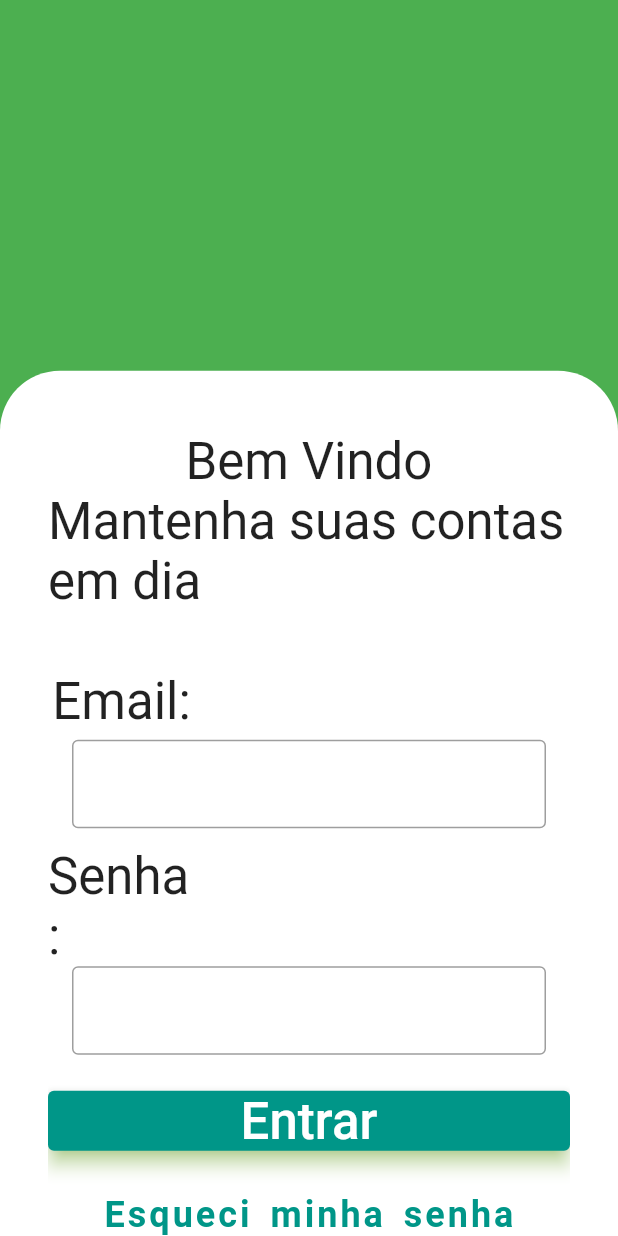
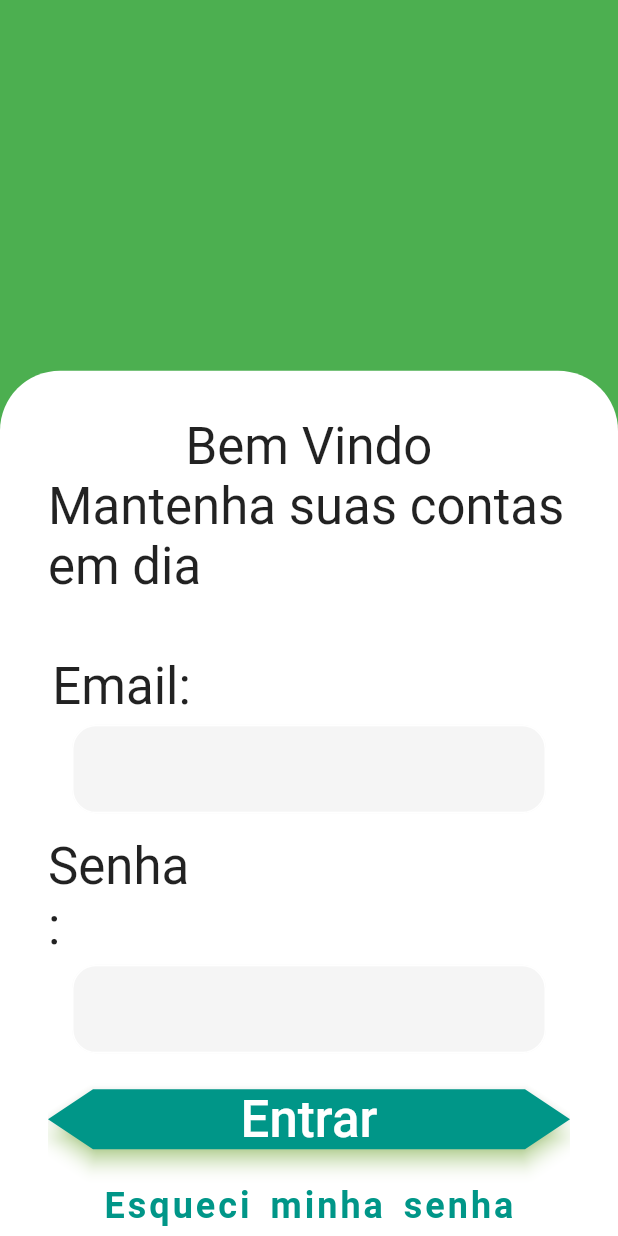
Before and after one commit to CadisRaziel/zero_to_hero_app_financas, a Flutter app: the screen it shows after launch, on a phone screen of 412 x 824 dp. Run offline on Flutter 3.47's test engine with Material 2 defaults, Android fonts, the phone set to English and light mode, and no system bars; our stand-ins replace google_fonts.

Commit message:
melhorando layout da tela de login

```diff
--- a/lib/modules/login/login_page.dart
+++ b/lib/modules/login/login_page.dart
@@ -1,5 +1,11 @@
+import 'dart:convert';
+
 import 'package:flutter/material.dart';
+import 'package:zero_to_hero/modules/login/widgets/button_elevated_widget.dart';
 import 'package:zero_to_hero/shared/theme/app_text_Style.dart';
+
+import 'widgets/button_text_widget.dart';
+import 'widgets/input_text_widget.dart';
 
 class LoginPage extends StatefulWidget {
   const LoginPage({Key? key}) : super(key: key);
@@ -31,7 +37,7 @@ class _LoginPageState extends State<LoginPage> {
                       topLeft: Radius.circular(40),
                       topRight: Radius.circular(40))),
               child: Padding(
-                padding: const EdgeInsets.only(top: 40, left: 32, right: 32),
+                padding: const EdgeInsets.only(top: 30, left: 32, right: 32),
                 child: SingleChildScrollView(
                   child: Column(
                     children: [
@@ -44,83 +50,26 @@ class _LoginPageState extends State<LoginPage> {
                         style: TextStyles.titleHome,
                       ),
                       SizedBox(height: 40),
-                      Padding(
-                        padding: const EdgeInsets.only(bottom: 6, right: 250),
-                        child: Text(
-                          'Email:',
-                          style: TextStyles.titleHome,
-                        ),
+                      InputTextWidget(
+                        label: 'Email:',
                       ),
-                      Padding(
-                        padding: const EdgeInsets.only(left: 16, right: 16),
-                        child: TextField(
-                          decoration:
-                              InputDecoration(border: OutlineInputBorder()),
-                        ),
+                      SizedBox(
+                        height: 15,
                       ),
-                      Padding(
-                        padding: const EdgeInsets.only(top: 12, right: 250),
-                        child: Text(
-                          'Senha:',
-                          style: TextStyles.titleHome,
-                        ),
+                      InputTextWidget(
+                        label: 'Senha:',
                       ),
-                      Padding(
-                        padding: const EdgeInsets.only(left: 16, right: 16),
-                        child: TextField(
-                          decoration:
-                              InputDecoration(border: OutlineInputBorder()),
-                        ),
+                      ElevatedButtonWidget(
+                        voidCallback: (){},
+                        label: 'Entrar',
                       ),
-                      Padding(
-                        padding: const EdgeInsets.only(top: 20),
-                        child: Row(
-                          children: [
-                            Expanded(
-                              flex: 1,
-                              child: ElevatedButton(
-                                  onPressed: () {},
-                                  style: ElevatedButton.styleFrom(
-                                    primary: Colors.teal,
-                                    onPrimary: Colors.white,
-                                    shadowColor: Colors.lightGreenAccent,
-                                    elevation: 5,
-                                  ),
-                                  child: Text(
-                                    'Entrar',
-                                    style: TextStyles.titleHome,
-                                  )),
-                            ),
-                          ],
-                        ),
+                      ButtonTextWidget(
+                      voidCallback: (){},
+                        label: 'Esqueci minha senha',
                       ),
-                      Padding(
-                        padding: const EdgeInsets.only(top: 15),
-                        child: Row(
-                          crossAxisAlignment: CrossAxisAlignment.center,
-                          mainAxisAlignment: MainAxisAlignment.center,
-                          children: [
-                            TextButton(
-                              onPressed: () {},
-                              child: Text('Esqueci minha senha',
-                                  style: TextStyles.titlebutton),
-                            ),
-                          ],
-                        ),
-                      ),
-                      Padding(
-                        padding: const EdgeInsets.only(top: 5),
-                        child: Row(
-                          crossAxisAlignment: CrossAxisAlignment.center,
-                          mainAxisAlignment: MainAxisAlignment.center,
-                          children: [
-                            TextButton(
-                              onPressed: () {},
-                              child: Text('Criar conta',
-                                  style: TextStyles.titlebutton),
-                            ),
-                          ],
-                        ),
+                      ButtonTextWidget(
+                        voidCallback: (){},
+                        label: 'Criar Conta',
                       ),
                     ],
                   ),
--- /dev/null
+++ b/lib/modules/login/widgets/button_elevated_widget.dart
@@ -0,0 +1,41 @@
+import 'package:flutter/material.dart';
+
+import 'package:zero_to_hero/shared/theme/app_text_Style.dart';
+
+class ElevatedButtonWidget extends StatelessWidget {
+  final VoidCallback voidCallback;
+  final String label;
+  const ElevatedButtonWidget({
+    Key? key,
+    required this.voidCallback,
+    required this.label,
+  }) : super(key: key);
+
+  @override
+  Widget build(BuildContext context) {
+    return Padding(
+      padding: const EdgeInsets.only(top: 20),
+      child: Row(
+        children: [
+          Expanded(
+            flex: 1,
+            child: ElevatedButton(
+                onPressed: voidCallback,
+                style: ElevatedButton.styleFrom(
+                  shape: BeveledRectangleBorder(
+                      borderRadius: BorderRadius.circular(30)),
+                  primary: Colors.teal,
+                  onPrimary: Colors.white,
+                  shadowColor: Colors.lightGreenAccent,
+                  elevation: 5,
+                ),
+                child: Text(
+                  label,
+                  style: TextStyles.titleHome,
+                )),
+          ),
+        ],
+      ),
+    );
+  }
+}
--- /dev/null
+++ b/lib/modules/login/widgets/button_text_widget.dart
@@ -0,0 +1,31 @@
+import 'package:flutter/material.dart';
+
+import 'package:zero_to_hero/shared/theme/app_text_Style.dart';
+
+//ao apertar a tecla 'FN + F2' com o mouse em cima do nome da classe ele altera de tudo !!
+class ButtonTextWidget extends StatelessWidget {
+  final VoidCallback voidCallback;
+  final String label;
+  const ButtonTextWidget({
+    Key? key,
+    required this.voidCallback,
+    required this.label,
+  }) : super(key: key);
+
+  @override
+  Widget build(BuildContext context) {
+    return Padding(
+      padding: const EdgeInsets.only(top: 10),
+      child: Row(
+        crossAxisAlignment: CrossAxisAlignment.center,
+        mainAxisAlignment: MainAxisAlignment.center,
+        children: [
+          TextButton(
+            onPressed: voidCallback,
+            child: Text(label, style: TextStyles.titlebutton),
+          ),
+        ],
+      ),
+    );
+  }
+}
--- /dev/null
+++ b/lib/modules/login/widgets/input_text_widget.dart
@@ -0,0 +1,45 @@
+import 'package:flutter/material.dart';
+
+import 'package:zero_to_hero/shared/theme/app_text_Style.dart';
+
+class InputTextWidget extends StatelessWidget {
+  final String label;
+  const InputTextWidget({
+    Key? key,
+    required this.label,
+  }) : super(key: key);
+
+  @override
+  Widget build(BuildContext context) {
+    return Column(
+      children: [
+        Padding(
+          padding: const EdgeInsets.only(bottom: 6, right: 250),
+          child: Text(
+            label,
+            style: TextStyles.titleHome,
+          ),
+        ),
+        Padding(
+          padding: const EdgeInsets.only(left: 16, right: 16),
+          child: TextField(
+            cursorColor: Colors.teal,
+            decoration: InputDecoration(
+              filled: true,
+              focusedBorder: OutlineInputBorder(
+                borderRadius: BorderRadius.circular(16),
+                borderSide: BorderSide(
+                    color: Colors.teal, style: BorderStyle.solid, width: 1),
+              ),
+              enabledBorder: OutlineInputBorder(
+                borderRadius: BorderRadius.circular(16),
+                borderSide: BorderSide(
+                    color: Colors.white, style: BorderStyle.solid, width: 1),
+              ),
+            ),
+          ),
+        ),
+      ],
+    );
+  }
+}
```
